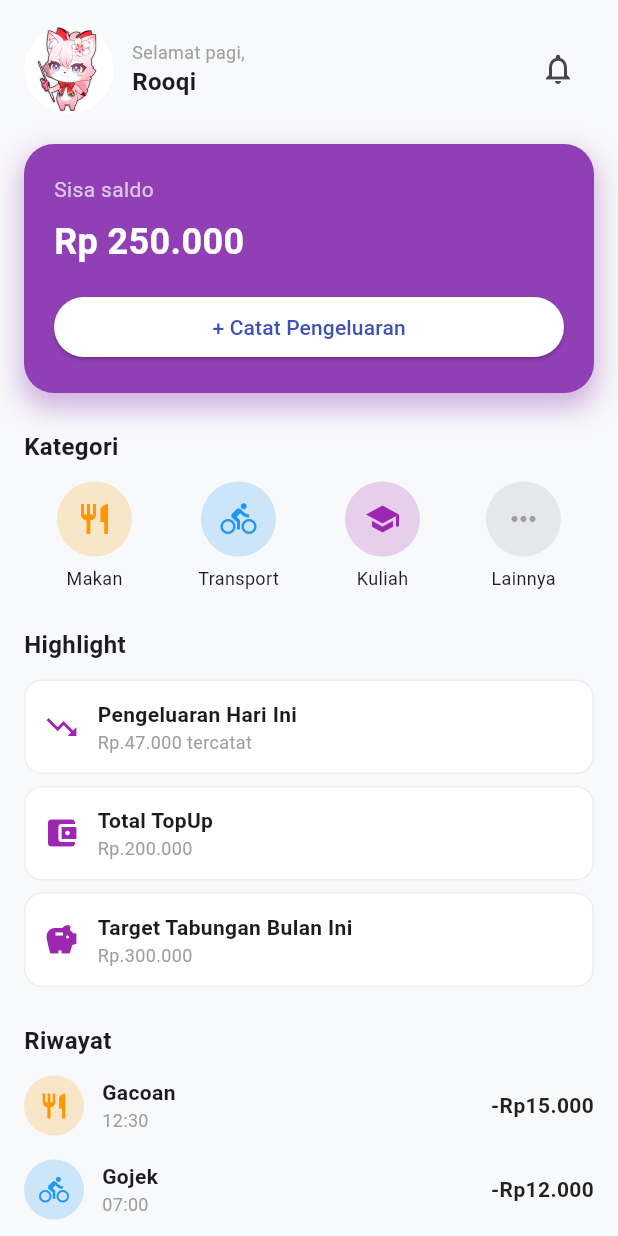
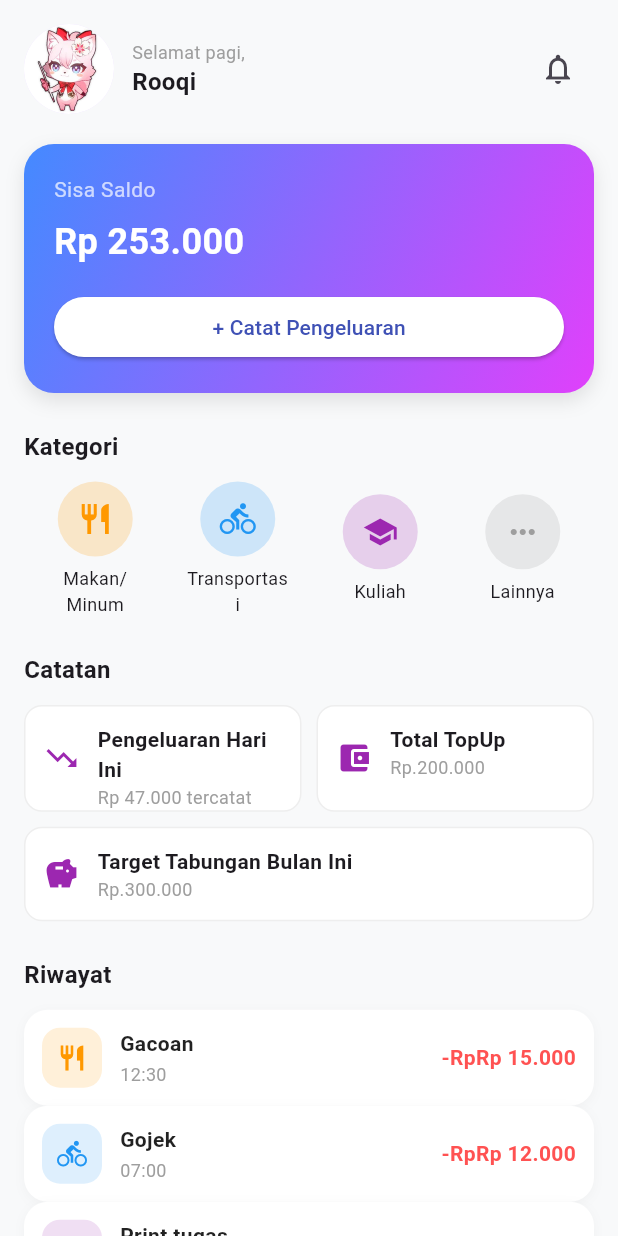
Before and after one commit to RooqiHaydar-coder/Financial-Recorder-RAION-, a Flutter app: the screen it shows after launch, on a phone screen of 412 x 824 dp. Run offline on Flutter 3.47's test engine with Material 3 defaults, Android fonts, the phone set to English and light mode, and no system bars; our stand-ins replace flutter_riverpod.

Commit message:
new file:   lib/formats/mata_uang.dart 	new file:   lib/models/pengeluaran_model.dart 	new file:   lib/providers/pengeluaran_provider.dart

```diff
--- /dev/null
+++ b/lib/formats/mata_uang.dart
@@ -0,0 +1,12 @@
+import 'package:intl/intl.dart';
+
+class MataUang {
+  static String convertToIdr(dynamic number, int decimalDigit) {
+    NumberFormat currencyFormatter = NumberFormat.currency(
+      locale: 'id_ID',
+      symbol: 'Rp ',
+      decimalDigits: decimalDigit,
+    );
+    return currencyFormatter.format(number);
+  }
+}
--- a/lib/main.dart
+++ b/lib/main.dart
@@ -1,7 +1,9 @@
 import 'package:flutter/material.dart';
+import 'package:flutter_riverpod/flutter_riverpod.dart';
 import 'package:saldopengeluaran/pages/home_pages.dart';
+
 void main() {
-  runApp(const MyApp());
+  runApp(const ProviderScope(child: MyApp()));
 }
 
 class MyApp extends StatelessWidget {
@@ -17,6 +19,7 @@ class MyApp extends StatelessWidget {
         scaffoldBackgroundColor: const Color(0xFFF8F9FA),
       ),
       home: const HomePage(),
+
     );
   }
 }
--- a/lib/pages/home_pages.dart
+++ b/lib/pages/home_pages.dart
@@ -1,15 +1,19 @@
 import 'package:flutter/material.dart';
+import 'package:flutter_riverpod/flutter_riverpod.dart';
 import 'package:saldopengeluaran/pages/pengeluaran.dart';
+import 'package:saldopengeluaran/providers/pengeluaran_provider.dart';
 import 'package:saldopengeluaran/widgets/kartu.dart';
 import 'package:saldopengeluaran/widgets/kategori.dart';
 import 'package:saldopengeluaran/widgets/riwayat.dart';
+import 'package:saldopengeluaran/formats/mata_uang.dart';
 
-
-class HomePage extends StatelessWidget {
+class HomePage extends ConsumerWidget {
   const HomePage({super.key});
-
   @override
-  Widget build(BuildContext context) {
+  Widget build(BuildContext context, WidgetRef ref) {
+    final sisaSaldo = ref.watch(remainingBalanceProvider);
+    final riwayatList = ref.watch(pengeluaranProvider);
+    final totalPengeluaran = ref.watch(totalPengeluaranProvider);
     return Scaffold(
       body: SafeArea(
         child: SingleChildScrollView(
@@ -17,7 +21,6 @@ class HomePage extends StatelessWidget {
           child: Column(
             crossAxisAlignment: CrossAxisAlignment.start,
             children: [
-              // Header Profil
               Row(
                 mainAxisAlignment: MainAxisAlignment.spaceBetween,
                 children: [
@@ -31,10 +34,8 @@ class HomePage extends StatelessWidget {
                       Column(
                         crossAxisAlignment: CrossAxisAlignment.start,
                         children: const [
-                          Text('Selamat pagi,',
-                          style: TextStyle(color: Colors.grey, fontSize: 12)),
-                          Text('Rooqi',
-                          style: TextStyle(fontWeight: FontWeight.bold, fontSize: 16)),
+                          Text('Selamat pagi,', style: TextStyle(color: Colors.grey, fontSize: 12)),
+                          Text('Rooqi', style: TextStyle(fontWeight: FontWeight.bold, fontSize: 16)),
                         ],
                       ),
                     ],
@@ -46,32 +47,30 @@ class HomePage extends StatelessWidget {
                 ],
               ),
               const SizedBox(height: 20),
-
               Container(
                 width: double.infinity,
                 padding: const EdgeInsets.all(20),
                 decoration: BoxDecoration(
-                  color: const Color.fromARGB(255, 144, 63, 181),
+                  gradient: const LinearGradient(
+                    colors: [Colors.blueAccent, Colors.purpleAccent],
+                    begin: Alignment.topLeft,
+                    end: Alignment.bottomRight,
+                  ),
                   borderRadius: BorderRadius.circular(20),
                   boxShadow: [
                     BoxShadow(
-                    color: const Color.fromARGB(255, 144, 63, 181).withValues(alpha: 0.4),
-                    blurRadius: 15,
-                    spreadRadius: 2,
-                    offset: const Offset(0, 8),
+                      color: Colors.black.withOpacity(0.1),
+                      blurRadius: 10,
+                      offset: const Offset(0, 5),
                     ),
                   ],
-              ) ,
+                ),
                 child: Column(
                   crossAxisAlignment: CrossAxisAlignment.start,
                   children: [
-                    const Text(
-                      'Sisa saldo',
-                      style: TextStyle(color: Colors.white70, fontSize: 14)),
+                    const Text('Sisa Saldo', style: TextStyle(color: Colors.white70, fontSize: 14)),
                     const SizedBox(height: 8),
-                    const Text(
-                      'Rp 250.000',
-                      style: TextStyle(color: Colors.white, fontSize: 24, fontWeight: FontWeight.bold),
+                    Text( MataUang.convertToIdr(sisaSaldo, 0), style: const TextStyle(color: Colors.white, fontSize: 24, fontWeight: FontWeight.bold),
                     ),
                     const SizedBox(height: 16),
                     SizedBox(
@@ -95,43 +94,78 @@ class HomePage extends StatelessWidget {
                 ),
               ),
               const SizedBox(height: 24),
-
               const Text('Kategori', style: TextStyle(fontWeight: FontWeight.bold, fontSize: 16)),
               const SizedBox(height: 12),
-              Row(
+              const Row(
                 mainAxisAlignment: MainAxisAlignment.spaceAround,
-                children: const [
-                  KategoriItem(icon: Icons.restaurant, label: 'Makan', color: Colors.orange),
-                  KategoriItem(icon: Icons.directions_bike, label: 'Transport', color: Colors.blue),
+                children: [
+                  KategoriItem(icon: Icons.restaurant, label: 'Makan/Minum', color: Colors.orange),
+                  KategoriItem(icon: Icons.directions_bike, label: 'Transportasi', color: Colors.blue),
                   KategoriItem(icon: Icons.school, label: 'Kuliah', color: Colors.purple),
                   KategoriItem(icon: Icons.more_horiz, label: 'Lainnya', color: Colors.grey),
                 ],
               ),
               const SizedBox(height: 24),
-
-              const Text('Highlight', style: TextStyle(fontWeight: FontWeight.bold, fontSize: 16)),
+              const Text('Catatan', style: TextStyle(fontWeight: FontWeight.bold, fontSize: 16)),
               const SizedBox(height: 12),
-              const Cards(icon: Icons.trending_down, title: 'Pengeluaran Hari Ini', subtitle: 'Rp.47.000 tercatat'),
-              const SizedBox(height: 8),
-              const Cards(icon: Icons.account_balance_wallet, title: 'Total TopUp', subtitle: 'Rp.200.000'),
-              const SizedBox(height: 8),
-              const Cards(icon: Icons.savings, title: 'Target Tabungan Bulan Ini', subtitle: 'Rp.300.000'),
-              const SizedBox(height: 24),
-
-              const Text(
-                'Riwayat',
-                style: TextStyle(fontWeight: FontWeight.bold, fontSize: 16)),
-              const SizedBox(height: 12),
-              ListView(
+                   GridView.count(
+                    crossAxisCount: 2,
                     shrinkWrap: true,
                     physics: const NeverScrollableScrollPhysics(),
-                children: const [
-                  Riwayat(icon: Icons.restaurant, title: 'Gacoan', time: '12:30', amount: '-Rp15.000', color: Colors.orange),
-                  Riwayat(icon: Icons.directions_bike, title: 'Gojek', time: '07:00', amount: '-Rp12.000', color: Colors.blue),
-                  Riwayat(icon: Icons.school, title: 'Print tugas', time: '10:45', amount: '-Rp3.000', color: Colors.purple),
-                  Riwayat(icon: Icons.local_cafe, title: 'Es teh', time: '12:15', amount: '-Rp5.000', color: Colors.brown),
-                  Riwayat(icon: Icons.directions_bike, title: 'Gojek', time: '18:00', amount: '-Rp12.000', color: Colors.blue),
+                    crossAxisSpacing: 10,
+                    mainAxisSpacing: 10,
+                    childAspectRatio: 2.6,
+                    children: [
+                      Cards(
+                        icon: Icons.trending_down,
+                        title: 'Pengeluaran Hari Ini',
+                        subtitle: '${MataUang.convertToIdr(totalPengeluaran, 0)} tercatat',
+                      ),
+                      const Cards(
+                        icon: Icons.account_balance_wallet,
+                        title: 'Total TopUp',
+                        subtitle: 'Rp.200.000',
+                      ),
                     ],
+                  ),
+                const SizedBox(height: 10),
+                const Cards(
+                    icon: Icons.savings,
+                    title: 'Target Tabungan Bulan Ini',
+                    subtitle: 'Rp.300.000',
+                  ),
+                const SizedBox(height: 24),
+                const Text('Riwayat', style: TextStyle(fontWeight: FontWeight.bold, fontSize: 16)),
+                const SizedBox(height: 12),
+
+              ListView.builder(
+                shrinkWrap: true,
+                physics: const NeverScrollableScrollPhysics(),
+                itemCount: riwayatList.length,
+                itemBuilder: (context, index) {
+                  final item = riwayatList[index];
+                  return Dismissible(
+                  key: UniqueKey(),
+                  direction: DismissDirection.endToStart, // Geser ke kiri untuk hapus
+                  background: Container(
+                  alignment: Alignment.centerRight,
+                  padding: const EdgeInsets.symmetric(horizontal: 20),
+                  color: Colors.red,
+                  child: const Icon(Icons.delete, color: Colors.white),
+                  ),
+
+                  onDismissed: (direction) {
+                    ref.read(pengeluaranProvider.notifier).deleteTransaction(index);
+                  },
+                  child: RiwayatWidget(
+                    icon: item.icon,
+                    title: item.title,
+                    time: item.time,
+                    amount: item.amount,
+                    color: item.color,
+                  ),
+                );
+              },
             ),
           ],
         ),
--- /dev/null
+++ b/lib/providers/pengeluaran_provider.dart
@@ -0,0 +1,75 @@
+import 'package:flutter/material.dart';
+
+import 'package:flutter_riverpod/flutter_riverpod.dart';
+
+import 'package:flutter_riverpod/legacy.dart';
+
+import '../models/pengeluaran_model.dart';
+
+
+
+class PengeluaranNotifier extends Notifier<List<DompetModel>> {
+  @override
+  List<DompetModel> build() {
+    return [
+      DompetModel(icon: Icons.restaurant, title: 'Gacoan', time: '12:30', amount: 15000, color: Colors.orange),
+      DompetModel(icon: Icons.directions_bike, title: 'Gojek', time: '07:00', amount: 12000, color: Colors.blue),
+      DompetModel(icon: Icons.school, title: 'Print tugas', time: '10:45', amount: 3000, color: Colors.purple),
+      DompetModel(icon: Icons.restaurant, title: 'Es teh', time: '12:15', amount: 5000, color: Colors.orange),
+      DompetModel(icon: Icons.directions_bike, title: 'Gojek', time: '18:00', amount: 12000, color: Colors.blue),
+    ];
+
+  }
+
+
+
+  void addTransaction(String title, int amount, String category) {
+    IconData icon;
+    Color color;
+    switch (category) {
+      case 'Transportasi':
+        icon = Icons.directions_bike;
+        color = Colors.blue;
+        break;
+      case 'Kuliah':
+        icon = Icons.school;
+        color = Colors.purple;
+        break;
+      case 'Makanan':
+      default:
+        icon = Icons.restaurant;
+        color = Colors.orange;
+        break;
+    }
+    final newTransaction = DompetModel(
+      icon: icon,
+      title: title.isEmpty ? category : title,
+      time: 'Baru saja',
+      amount: amount,
+      color: color,
+    );
+    state = [newTransaction, ...state];
+  }
+  void deleteTransaction(int index) {
+  state = [
+    for (int i = 0; i < state.length; i++)
+      if (i != index) state[i]
+  ];
+
+}
+
+}
+final pengeluaranProvider = NotifierProvider<PengeluaranNotifier, List<DompetModel>>(PengeluaranNotifier.new);
+final initialBalanceProvider = StateProvider<int>((ref) => 300000);
+final remainingBalanceProvider = Provider<int>((ref) {
+  final initialBalance = ref.watch(initialBalanceProvider);
+  final transactions = ref.watch(pengeluaranProvider);
+  int totalExpense = transactions.fold(0, (sum, item) => sum + item.amount);
+  return initialBalance - totalExpense;
+});
+
+final totalPengeluaranProvider = Provider<int>((ref) {
+  final transactions = ref.watch(pengeluaranProvider);
+  int total = transactions.fold(0, (sum, item) => sum + item.amount);
+  return total;
+});
--- a/lib/widgets/kategori.dart
+++ b/lib/widgets/kategori.dart
@@ -9,21 +9,30 @@ class KategoriItem extends StatelessWidget {
     super.key,
     required this.icon,
     required this.label,
-    required this.color});
+    required this.color,
+  });
 
   @override
   Widget build(BuildContext context) {
     return Column(
+      mainAxisSize: MainAxisSize.min,
       children: [
         CircleAvatar(
           radius: 25,
-          backgroundColor: color.withValues(alpha: 0.2),
-          child: Icon(icon, color: color)),
+          backgroundColor: color.withOpacity(0.2),
+          child: Icon(icon, color: color),
+        ),
         const SizedBox(height: 6),
-        Text(
-          label,
-          style: const TextStyle(
-            fontSize: 12)),
+        SizedBox(
+          width: 68,
+          child: Text(
+            label,
+            textAlign: TextAlign.center,
+            maxLines: 2,
+            overflow: TextOverflow.ellipsis,
+            style: const TextStyle(fontSize: 12),
+          ),
+        ),
       ],
     );
   }
--- a/lib/widgets/riwayat.dart
+++ b/lib/widgets/riwayat.dart
@@ -1,46 +1,79 @@
 import 'package:flutter/material.dart';
+import 'package:saldopengeluaran/formats/mata_uang.dart';
 
-class Riwayat extends StatelessWidget {
+class RiwayatWidget extends StatelessWidget {
   final IconData icon;
   final String title;
   final String time;
-  final String amount;
+  final int amount;
   final Color color;
 
-  const Riwayat({
+  const RiwayatWidget({
     super.key,
     required this.icon,
     required this.title,
     required this.time,
     required this.amount,
-    required this.color});
+    required this.color,
+  });
 
   @override
   Widget build(BuildContext context) {
-    return Padding(
-      padding: const EdgeInsets.only(bottom: 16.0),
+    return Container(
+      padding: const EdgeInsets.all(12),
+      decoration: BoxDecoration(
+        color: Colors.white,
+        borderRadius: BorderRadius.circular(16),
+        boxShadow: [
+          BoxShadow(
+            color: Colors.black.withOpacity(0.03),
+            blurRadius: 6,
+            offset: const Offset(0, 2),
+          ),
+        ],
+      ),
       child: Row(
         children: [
-          CircleAvatar(radius: 20,
-          backgroundColor: color.withValues(alpha: 0.2),
-          child: Icon(icon, color: color, size: 20)),
+          Container(
+            padding: const EdgeInsets.all(10),
+            decoration: BoxDecoration(
+              color: color.withOpacity(0.15),
+              borderRadius: BorderRadius.circular(12),
+            ),
+            child: Icon(icon, color: color, size: 20),
+          ),
           const SizedBox(width: 12),
           Expanded(
             child: Column(
               crossAxisAlignment: CrossAxisAlignment.start,
               children: [
-                Text(title, style:
-                const TextStyle(
-                  fontWeight: FontWeight.bold)),
-                Text(time, style:
-                const TextStyle(
-                  color: Colors.grey, fontSize: 12)),
+                Text(
+                  title,
+                  style: const TextStyle(
+                    fontSize: 14,
+                    fontWeight: FontWeight.bold,
+                    color: Colors.black87,
+                  ),
+                ),
+                const SizedBox(height: 2),
+                Text(
+                  time,
+                  style: const TextStyle(
+                    fontSize: 12,
+                    color: Colors.grey,
+                  ),
+                ),
               ],
             ),
           ),
-          Text(amount, style:
-          const TextStyle(
-            fontWeight: FontWeight.bold, color: Colors.black87)),
+          Text(
+            '-Rp${MataUang.convertToIdr(amount, 0)}',
+            style: const TextStyle(
+              fontSize: 14,
+              fontWeight: FontWeight.bold,
+              color: Colors.redAccent,
+            ),
+          ),
         ],
       ),
     );
--- a/pubspec.yaml
+++ b/pubspec.yaml
@@ -31,10 +31,12 @@ dependencies:
   flutter:
     sdk: flutter
 
+
   # The following adds the Cupertino Icons font to your application.
   # Use with the CupertinoIcons class for iOS style icons.
   cupertino_icons: ^1.0.8
-
+  flutter_riverpod: ^3.4.3
+  intl: ^0.20.3
 dev_dependencies:
   flutter_test:
     sdk: flutter
```
Also changed, not shown: lib/models/pengeluaran_model.dart (added, +17 -0 lines), lib/pages/pengeluaran.dart (+46 -31 lines), lib/widgets/pilih.dart (+7 -9 lines), lib/widgets/kartu.dart (line endings or trailing spaces), pubspec.lock. Lines whose indentation alone changed are shown as unchanged.
